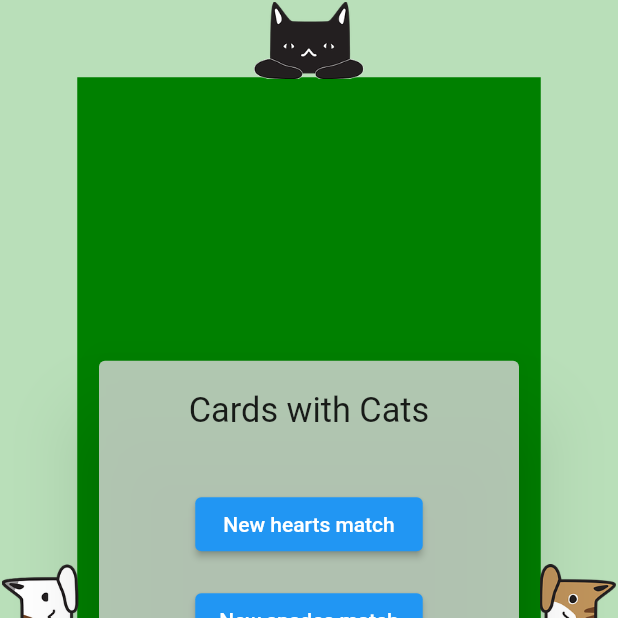
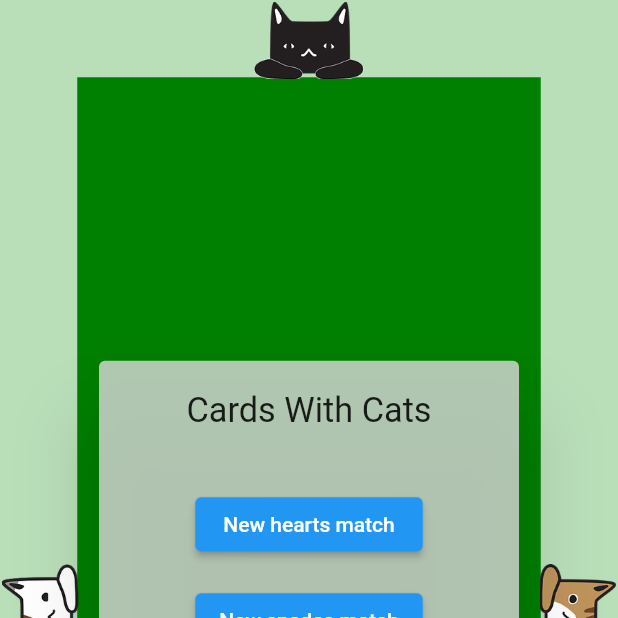
Before and after one commit to dozingcat/CardsWithCats, a Flutter app: the screen it shows after launch, on a phone screen of 412 x 824 dp, the top half of it. Run offline on Flutter 3.47's test engine with Material 2 defaults, Android fonts, the phone set to English and light mode, and no system bars; our stand-ins replace flutter_markdown, shared_preferences.

Commit message:
Update docs

```diff
--- a/lib/main.dart
+++ b/lib/main.dart
@@ -16,7 +16,7 @@ import 'common_ui.dart';
 import 'hearts_ui.dart';
 import 'spades_ui.dart';
 
-const appTitle = "Cards with Cats";
+const appTitle = "Cards With Cats";
 
 void main() {
   runApp(const MyApp());
@@ -29,11 +29,12 @@ class MyApp extends StatelessWidget {
   @override
   Widget build(BuildContext context) {
     return MaterialApp(
+      // debugShowCheckedModeBanner: false,
       title: appTitle,
       theme: ThemeData(
         primarySwatch: Colors.blue,
       ),
-      home: const MyHomePage(title: 'CatTricks'),
+      home: const MyHomePage(title: 'Cards With Cats'),
     );
   }
 }
```
Also changed, not shown: 1 other file.
